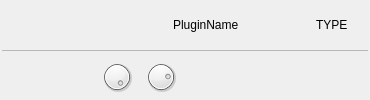
Before: the Qt Designer form resources/ui/carla_plugin_basic_fx.ui in falkTX/Carla, drawn with Qt 5.
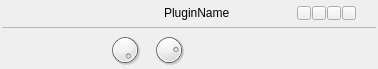
After: the same form once the commit is applied. Icons and pictures are not drawn. Custom widgets are drawn as their Qt base class.

Commit message: Replace the label_type with leds for the basics fx skin

```diff
--- a/resources/ui/carla_plugin_basic_fx.ui
+++ b/resources/ui/carla_plugin_basic_fx.ui
@@ -2,6 +2,14 @@
 <ui version="4.0">
  <class>PluginWidget</class>
  <widget class="QFrame" name="PluginWidget">
+  <property name="geometry">
+   <rect>
+    <x>0</x>
+    <y>0</y>
+    <width>378</width>
+    <height>69</height>
+   </rect>
+  </property>
   <property name="contextMenuPolicy">
    <enum>Qt::CustomContextMenu</enum>
   </property>
@@ -184,9 +192,90 @@
       </spacer>
      </item>
      <item>
-      <widget class="QLabel" name="label_type">
+      <widget class="LEDButton" name="led_control">
+       <property name="minimumSize">
+        <size>
+         <width>14</width>
+         <height>14</height>
+        </size>
+       </property>
+       <property name="maximumSize">
+        <size>
+         <width>14</width>
+         <height>14</height>
+        </size>
+       </property>
        <property name="text">
-        <string>TYPE</string>
+        <string/>
+       </property>
+       <property name="checkable">
+        <bool>true</bool>
+       </property>
+      </widget>
+     </item>
+     <item>
+      <widget class="LEDButton" name="led_midi">
+       <property name="minimumSize">
+        <size>
+         <width>14</width>
+         <height>14</height>
+        </size>
+       </property>
+       <property name="maximumSize">
+        <size>
+         <width>14</width>
+         <height>14</height>
+        </size>
+       </property>
+       <property name="text">
+        <string/>
+       </property>
+       <property name="checkable">
+        <bool>true</bool>
+       </property>
+      </widget>
+     </item>
+     <item>
+      <widget class="LEDButton" name="led_audio_in">
+       <property name="minimumSize">
+        <size>
+         <width>14</width>
+         <height>14</height>
+        </size>
+       </property>
+       <property name="maximumSize">
+        <size>
+         <width>14</width>
+         <height>14</height>
+        </size>
+       </property>
+       <property name="text">
+        <string/>
+       </property>
+       <property name="checkable">
+        <bool>true</bool>
+       </property>
+      </widget>
+     </item>
+     <item>
+      <widget class="LEDButton" name="led_audio_out">
+       <property name="minimumSize">
+        <size>
+         <width>14</width>
+         <height>14</height>
+        </size>
+       </property>
+       <property name="maximumSize">
+        <size>
+         <width>14</width>
+         <height>14</height>
+        </size>
+       </property>
+       <property name="text">
+        <string/>
+       </property>
+       <property name="checkable">
+        <bool>true</bool>
        </property>
       </widget>
      </item>
@@ -397,6 +486,11 @@
    <header>digitalpeakmeter.h</header>
    <container>1</container>
   </customwidget>
+  <customwidget>
+   <class>LEDButton</class>
+   <extends>QPushButton</extends>
+   <header>ledbutton.h</header>
+  </customwidget>
   <customwidget>
    <class>PixmapButton</class>
    <extends>QPushButton</extends>
```
The commit also changes 2 other files.
